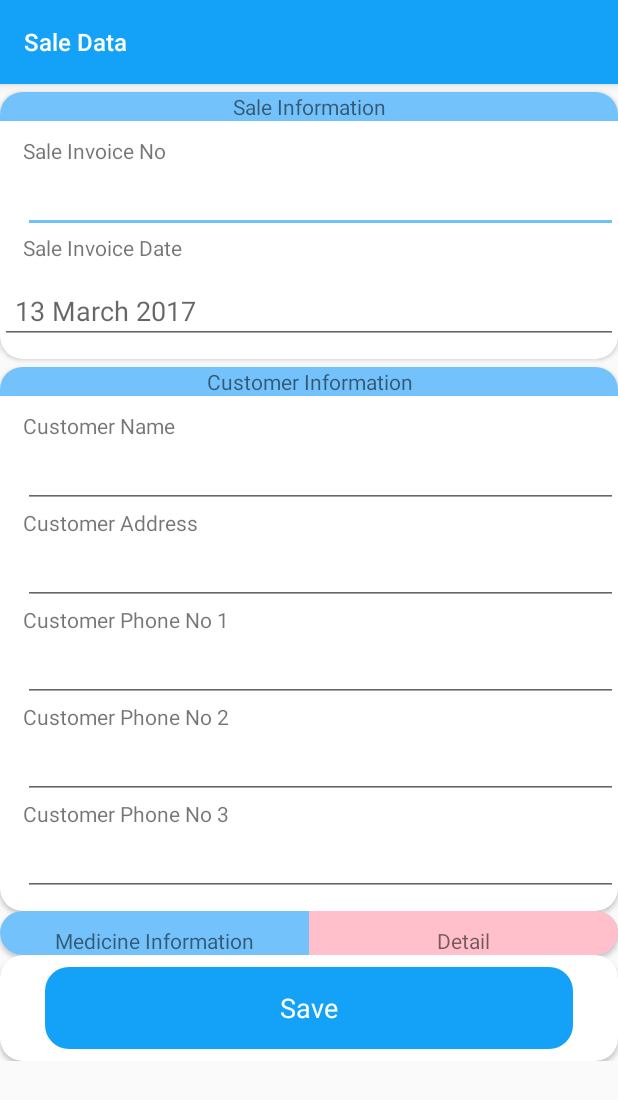
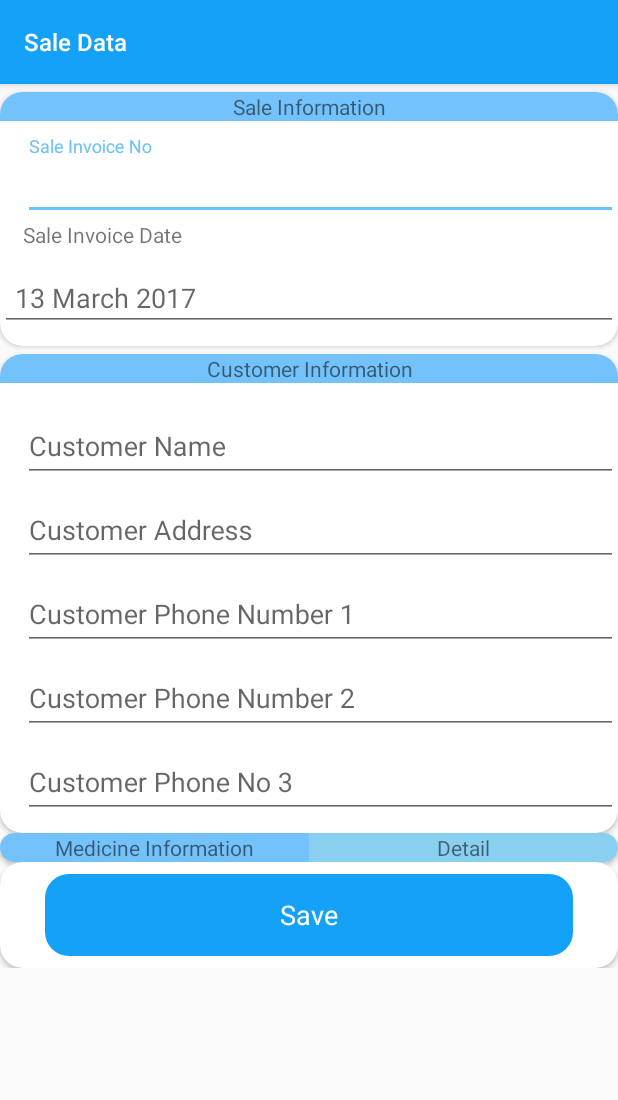
Before and after one commit to hlamyatthuzarnwe/Pharmacy, an Android app: the SaleAddActivity screen opened directly, with no data from a screen before it, on a phone screen of 412 x 824 dp. Shown: the top 1100 px of the screen. Run offline under Robolectric (Android 15) with nearby library versions, the phone set to English and light mode, and no system bars; our stand-ins replace ButterKnife; libraries missing offline, so code that uses them is left out: io.realm; 1 statement that could not run was skipped.

Commit message:
03/07/2019 final commit

```diff
--- a/app/src/main/java/com/example/pharmacy/SaleAddActivity.java
+++ b/app/src/main/java/com/example/pharmacy/SaleAddActivity.java
@@ -5,6 +5,7 @@ import android.content.Context;
 import android.content.Intent;
 import android.support.v7.app.AppCompatActivity;
 import android.os.Bundle;
+import android.support.v7.widget.RecyclerView;
 import android.support.v7.widget.Toolbar;
 import android.text.InputType;
 import android.text.TextUtils;
@@ -13,7 +14,9 @@ import android.view.MenuItem;
 import android.widget.Button;
 import android.widget.CheckedTextView;
 import android.widget.EditText;
+import android.widget.LinearLayout;
 import android.widget.RelativeLayout;
+import android.widget.TextView;
 import android.widget.Toast;
 
 import com.example.pharmacy.helper.DateTimeHelper;
@@ -65,10 +68,35 @@ public class SaleAddActivity extends AppCompatActivity {
     @BindView(R.id.edtCustomerPhNo3)
     EditText edtCustomerPhNo3;
 
+//    @BindView(R.id.tvMedicineName)
+//    EditText tvMedicineName;
+//
+//    @BindView(R.id.tvMedicineCostPerPc)
+//    EditText tvMedicineCostPerPc;
+//
+//    @BindView(R.id.tvMedicineQtyPerPc)
+//    EditText tvMedicineQtyPerPc;
+//
+//    @BindView(R.id.tvMedicineSubAmt_saleMedicine)
+//    EditText tvMedicineSubAmt_saleMedicine;
 
-  @BindView(R.id.relativeSave_saleAdd)
-   RelativeLayout relativeSave;
+    @BindView(R.id.linearLayout_medicine_saleAdd)
+    LinearLayout linearLayout_medicine_saleAdd;
 
+    @BindView(R.id.tvMedicineInfo)
+    TextView tvMedicineInfo;
+
+    @BindView(R.id.tvMedicieDetail)
+    TextView tvMedicieDetail;
+
+    @BindView(R.id.relativeSave_saleAdd)
+    RelativeLayout relativeSave;
+
+//    @BindView(R.id.rvSaleAddMedicine)
+//    RecyclerView rvSaleAddMedicine;
+//
+//    @BindView(R.id.relativeSave_medicineSaleAdd)
+//    RelativeLayout relativeSave_medicineSaleAdd;
 
     private String medcineId;
     private String customerId;
@@ -101,7 +129,7 @@ public class SaleAddActivity extends AppCompatActivity {
 
         }
 
-      relativeSave.setOnClickListener(v -> {
+        tvMedicineInfo.setOnClickListener(v -> {
         String saleInvoiceDate =  edtSaleInvoiceDate.getText().toString();
         String saleCustomerName = edtCustomerName_add.getText().toString();
 
@@ -132,6 +160,25 @@ public class SaleAddActivity extends AppCompatActivity {
           startActivity(intent);
 
        });
+
+        tvMedicieDetail.setOnClickListener(v -> {
+            Intent intent = new Intent(SaleAddActivity.this,SaleMedicineDetailInformationActivity.class);
+            startActivity(intent);
+        });
+
+//        relativeSave_medicineSaleAdd.setOnClickListener(v -> {
+//            String mName = tvMedicineName.getText().toString();
+//            String mPrice = tvMedicineCostPerPc.getText().toString();
+//            String mQty = tvMedicineQtyPerPc.getText().toString();
+//            String mSubAmt = tvMedicineSubAmt_saleMedicine.getText().toString();
+//
+//            SaleModel saleModel = new SaleModel();
+//
+//            saleModel.setSaleMedicineName(mName);
+//            saleModel.setSaleCostPerPc(mPrice);
+//            saleModel.setSaleQtyPerPc(mQty);
+//            saleModel.setSaleSubTotalAmt(mSubAmt);
+//        });
 
     }
 
--- a/app/src/main/res/layout/activity_sale_add.xml
+++ b/app/src/main/res/layout/activity_sale_add.xml
@@ -45,19 +45,18 @@
                         android:text="Sale Information"
                         android:layout_marginBottom="10dp"
                         android:background="@color/color_maya"/>
-                    <TextView
-                        android:layout_marginLeft="15dp"
+                    <android.support.design.widget.TextInputLayout
                         android:layout_width="match_parent"
-                        android:layout_height="wrap_content"
-                        android:layout_weight="1"
-                        android:text="Sale Invoice No"/>
+                        android:layout_height="wrap_content">
                         <EditText
+                            android:hint="Sale Invoice No"
                             android:layout_marginLeft="15dp"
                             android:id="@+id/edtSaleInvoiceId_add"
                             android:layout_width="match_parent"
                             android:layout_height="wrap_content"
                             android:layout_weight="1"
                             android:inputType="number"/>
+                    </android.support.design.widget.TextInputLayout>
 
                     <TextView
                         android:layout_marginLeft="15dp"
@@ -103,74 +102,71 @@
                         android:layout_marginBottom="10dp"
                         android:background="@color/color_maya"/>
 
-                    <TextView
-                        android:layout_marginLeft="15dp"
+                    <android.support.design.widget.TextInputLayout
                         android:layout_width="match_parent"
-                        android:layout_height="wrap_content"
-                        android:layout_weight="1"
-                        android:text="Customer Name"/>
+                        android:layout_height="wrap_content">
                         <EditText
+                            android:hint="Customer Name"
                             android:layout_marginLeft="15dp"
                             android:id="@+id/edtCustomerName_add"
                             android:layout_width="match_parent"
                             android:layout_height="wrap_content"
                             android:layout_weight="1"/>
+                    </android.support.design.widget.TextInputLayout>
 
-                    <TextView
-                        android:layout_marginLeft="15dp"
+                    <android.support.design.widget.TextInputLayout
                         android:layout_width="match_parent"
-                        android:layout_height="wrap_content"
-                        android:layout_weight="1"
-                        android:text="Customer Address"/>
+                        android:layout_height="wrap_content">
                         <EditText
+                            android:hint="Customer Address"
                             android:layout_marginLeft="15dp"
                             android:id="@+id/edtCustomerAddress_add"
                             android:layout_width="match_parent"
                             android:layout_height="wrap_content"/>
+                    </android.support.design.widget.TextInputLayout>
 
-                    <TextView
-                        android:layout_marginLeft="15dp"
+                    <android.support.design.widget.TextInputLayout
                         android:layout_width="match_parent"
-                        android:layout_height="wrap_content"
-                        android:layout_weight="1"
-                        android:text="Customer Phone No 1"/>
+                        android:layout_height="wrap_content">
                         <EditText
+                            android:hint="Customer Phone Number 1"
                             android:layout_marginLeft="15dp"
                             android:id="@+id/edtCustomerPhNo1"
                             android:layout_width="match_parent"
                             android:layout_height="wrap_content"
                             android:layout_weight="1"
                             android:inputType="number"/>
+                    </android.support.design.widget.TextInputLayout>
 
-
-                    <TextView
-                        android:layout_marginLeft="15dp"
+                    <android.support.design.widget.TextInputLayout
                         android:layout_width="match_parent"
-                        android:layout_height="wrap_content"
-                        android:layout_weight="1"
-                        android:text="Customer Phone No 2"/>
+                        android:layout_height="wrap_content">
                         <EditText
                             android:layout_marginLeft="15dp"
                             android:id="@+id/edtCustomerPhNo2"
                             android:layout_width="match_parent"
                             android:layout_height="wrap_content"
                             android:layout_weight="1"
+                            android:hint="Customer Phone Number 2"
                             android:inputType="number"/>
 
-                    <TextView
-                        android:layout_marginLeft="15dp"
+                    </android.support.design.widget.TextInputLayout>
+
+
+                   <android.support.design.widget.TextInputLayout
                        android:layout_width="match_parent"
-                        android:layout_height="wrap_content"
-                        android:layout_weight="1"
-                        android:text="Customer Phone No 3"/>
+                       android:layout_height="wrap_content">
                        <EditText
                            android:layout_marginLeft="15dp"
                            android:id="@+id/edtCustomerPhNo3"
                            android:layout_width="match_parent"
                            android:layout_height="wrap_content"
                            android:layout_weight="1"
+                           android:hint="Customer Phone No 3"
                            android:layout_marginBottom="10dp"
                            android:inputType="number"/>
+
+                   </android.support.design.widget.TextInputLayout>
                 </LinearLayout>
 
             </android.support.v7.widget.CardView>
@@ -181,32 +177,45 @@
                 android:orientation="horizontal"
                 app:cardCornerRadius="15dp">
                <LinearLayout
+                   android:id="@+id/linearLayout_medicine_saleAdd"
                    android:orientation="horizontal"
                    android:layout_weight="1"
                    android:layout_width="match_parent"
-                   android:layout_height="wrap_content"
-                   android:background="@color/color_maya">
+                   android:layout_height="wrap_content">
                    <TextView
-                       android:layout_marginTop="10dp"
+                       android:id="@+id/tvMedicineInfo"
+                       android:background="@color/color_maya"
+                       android:layout_gravity="start"
                        android:textAlignment="center"
                        android:layout_width="match_parent"
                        android:layout_height="wrap_content"
                        android:layout_weight="1"
                        android:text="Medicine Information"/>
-                 <LinearLayout
-                     android:layout_width="match_parent"
-                     android:layout_height="wrap_content"
+
+                     <TextView
+                         android:id="@+id/tvMedicieDetail"
+                         android:background="@color/color_baby_blue"
                          android:layout_weight="1"
-                     android:orientation="horizontal"
-                     android:background="@color/color_hex_pink">
-                     <TextView
-                         android:layout_marginTop="10dp"
+                         android:layout_gravity="end"
                          android:textAlignment="center"
                          android:layout_width="match_parent"
                          android:layout_height="wrap_content"
                          android:text="Detail"/>
+
                </LinearLayout>
-               </LinearLayout>
+            </android.support.v7.widget.CardView>
+
+            <android.support.v7.widget.CardView
+                android:layout_width="match_parent"
+                android:layout_height="wrap_content">
+                <android.support.v7.widget.RecyclerView
+                    android:id="@+id/rvSaleAddMedicine"
+                    android:layout_width="match_parent"
+                    android:layout_height="wrap_content"
+                    app:layoutManager="android.support.v7.widget.LinearLayoutManager"
+                    android:orientation="horizontal">
+
+                </android.support.v7.widget.RecyclerView>
             </android.support.v7.widget.CardView>
 
             <android.support.v7.widget.CardView
--- a/app/src/main/res/layout/activity_sale_medicine_information.xml
+++ b/app/src/main/res/layout/activity_sale_medicine_information.xml
@@ -58,6 +58,7 @@
                 android:layout_height="match_parent">
 
             </android.support.v7.widget.RecyclerView>
+
         </LinearLayout>
 
     </android.support.v4.widget.SwipeRefreshLayout>
```
Also changed, not shown: app/src/main/java/com/example/pharmacy/SaleMedicineDetailInformationActivity.java (+3 -6 lines), app/src/main/java/com/example/pharmacy/SaleMedicineInformationActivity.java (+12 -3 lines), app/src/main/java/com/example/pharmacy/adapter/SaleMedicineDetailAdapter.java (added, +100 -0 lines), app/src/main/java/com/example/pharmacy/adapter/SaleMedicineInformationAdapter.java (added, +91 -0 lines), app/src/main/res/layout/activity_sale_medicine_detail_information.xml (+0 -14 lines), app/src/main/res/layout/item_sale_medicine_detail.xml (added, +39 -0 lines), app/src/main/res/layout/item_sale_medicine_information.xml (added, +34 -0 lines). Lines whose indentation alone changed are shown as unchanged.
